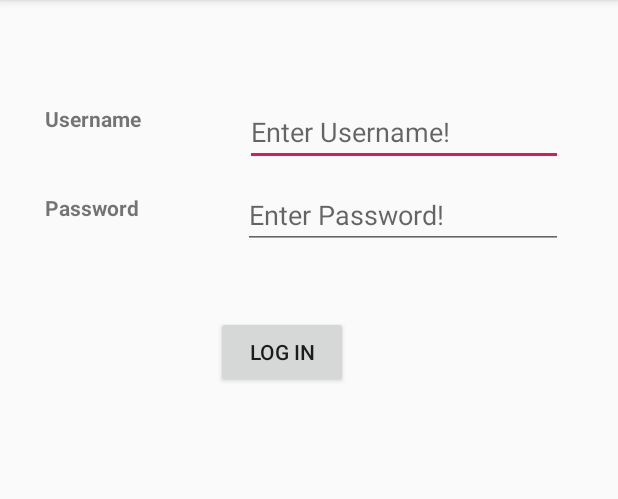
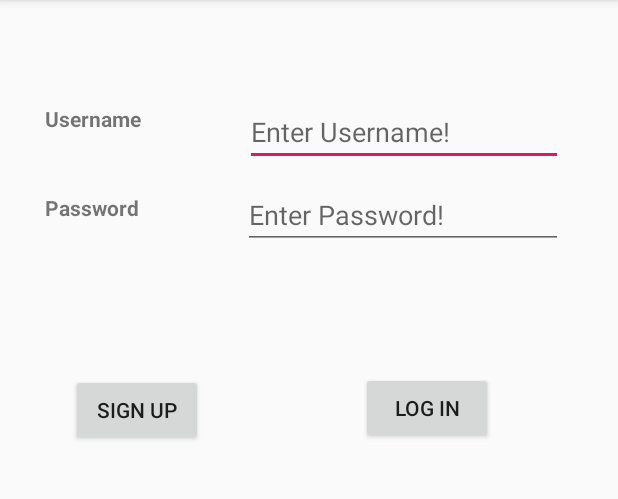
Before and after one commit to suryavamsi6/LogInInterface, an Android app: the screen it shows after launch (MainActivity), after a tap on "LOG IN", on a phone screen of 412 x 824 dp, the part 84-583 px from its top. Run offline under Robolectric (Android 15) with nearby library versions, the phone set to English and light mode, and no system bars; our stand-ins replace Firebase (no records; nobody signed in at launch, a user with empty details on screens opened directly).

Commit message:
Added New Activity. Major bugs Remain.

```diff
--- a/app/build.gradle
+++ b/app/build.gradle
@@ -22,6 +22,7 @@ dependencies {
     implementation fileTree(dir: 'libs', include: ['*.jar'])
     implementation 'com.android.support:appcompat-v7:28.0.0'
     implementation 'com.android.support.constraint:constraint-layout:1.1.3'
+    implementation 'com.android.support:design:28.0.0'
     testImplementation 'junit:junit:4.12'
     implementation 'com.google.firebase:firebase-database:16.1.0'
     androidTestImplementation 'com.android.support.test:runner:1.0.2'
--- a/app/src/main/AndroidManifest.xml
+++ b/app/src/main/AndroidManifest.xml
@@ -1,7 +1,9 @@
 <?xml version="1.0" encoding="utf-8"?>
 <manifest xmlns:android="http://schemas.android.com/apk/res/android"
     package="com.example.suryavamsi.javaproject">
+
     <uses-permission android:name="android.permission.INTERNET" />
+
     <application
         android:allowBackup="true"
         android:icon="@mipmap/ic_launcher"
@@ -9,6 +11,10 @@
         android:roundIcon="@mipmap/ic_launcher_round"
         android:supportsRtl="true"
         android:theme="@style/AppTheme">
+        <activity
+            android:name=".Main2Activity"
+            android:label="@string/title_activity_main2"
+            android:theme="@style/AppTheme.NoActionBar"></activity>
         <activity android:name=".MainActivity">
             <intent-filter>
                 <action android:name="android.intent.action.MAIN" />
--- a/app/src/main/java/com/example/suryavamsi/javaproject/MainActivity.java
+++ b/app/src/main/java/com/example/suryavamsi/javaproject/MainActivity.java
@@ -1,5 +1,6 @@
 package com.example.suryavamsi.javaproject;
 
+import android.content.Intent;
 import android.support.annotation.NonNull;
 import android.support.v7.app.AppCompatActivity;
 import android.os.Bundle;
@@ -17,12 +18,13 @@ import com.google.firebase.database.ValueEventListener;
 
 public class MainActivity extends AppCompatActivity {
     TextView t1 , t2;
-    Button button;
+    Button bt,bt2;
     int i;
-    String is,u,p;
+    String is,u,p,un,pwd;
+    int NotFound,Found;
     EditText edt1,edt2;
     FirebaseDatabase database = FirebaseDatabase.getInstance();
-    DatabaseReference ref ,ref2;
+    DatabaseReference ref;
 
     @Override
     protected void onCreate(Bundle savedInstanceState) {
@@ -32,30 +34,43 @@ public class MainActivity extends AppCompatActivity {
         t2 = (TextView)findViewById(R.id.textView2);
         edt1 = (EditText)findViewById(R.id.editText);
         edt2 = (EditText)findViewById(R.id.editText2);
-        button = (Button)findViewById(R.id.button);
-        i = 0;
-        button.setOnClickListener(new View.OnClickListener() {
+        bt = (Button)findViewById(R.id.button);
+        bt2 = (Button)findViewById(R.id.button2);
+        NotFound = 0;
+        Found = 0;
+        i = 1;
+        bt.setOnClickListener(new View.OnClickListener() {
             @Override
             public void onClick(View view) {
+
+                i=1;
                 u = edt1.getText().toString();
                 p = edt2.getText().toString();
-                is = Integer.toString(++i);
-                ref = database.getReference().child("member").child(is);
-                ref.addListenerForSingleValueEvent(new ValueEventListener() {
+                while(i<=4)
+               {
+
+                    is = Integer.toString(i);
+                    ref = database.getReference().child("member").child(is);
+                    ref.addListenerForSingleValueEvent(new ValueEventListener() {
                     @Override
                     public void onDataChange(@NonNull DataSnapshot dataSnapshot) {
                         if(!dataSnapshot.hasChild("user"))
                         {
-                             i=0;
-                             Toast.makeText(getApplicationContext(),"Setting i = 0!! Click Update Again!!",Toast.LENGTH_LONG).show();
+                          //Toast.makeText(getApplicationContext(),"Invalid Username/Password!!",Toast.LENGTH_LONG).show();
+                            NotFound = 1;
                         }
                         else {
-                            String un = dataSnapshot.child("user").getValue().toString();
-                            String pwd = dataSnapshot.child("password").getValue().toString();
-                            if(un.equals(u))
-                               if(pwd.equals(p))
-                                 Toast.makeText(getApplicationContext(),"Log in Successfull!",Toast.LENGTH_LONG).show();
+                            un = dataSnapshot.child("user").getValue().toString();
+                            pwd = dataSnapshot.child("password").getValue().toString();
+                            if (un.equals(u))
+                                if (pwd.equals(p)) {
+                                   Found = 1;
+                                   //openActivity2();
+                                    //Toast.makeText(getApplicationContext(), "Valid Username/Password!!", Toast.LENGTH_LONG).show();
+                                    //i = 5;
 
+                                    // NotFound = true;
+                                }
                         }
                     }
 
@@ -64,10 +79,36 @@ public class MainActivity extends AppCompatActivity {
 
                     }
                 });
+
+                    i++;
+
+
+               }
+                if(NotFound == 1)
+                {
+                    Toast.makeText(getApplicationContext(),"Invalid Username/Password!!",Toast.LENGTH_SHORT).show();
+                    // i=1;
+                }
+                if(Found == 1){
+                    openActivity2();
+                }
+                Toast.makeText(getApplicationContext(),"outside",Toast.LENGTH_SHORT).show();
+
             }
         }
         );
+        bt2.setOnClickListener(new View.OnClickListener() {
+            @Override
+            public void onClick(View view) {
+
+            }
+        });
 
 
-    }
+        }
+
+    public void openActivity2(){
+        Intent intent = new Intent(this,Main2Activity.class);
+        intent.putExtra("is", is);
+        startActivity(intent);}
 }
--- a/app/src/main/res/layout-v26/activity_main.xml
+++ b/app/src/main/res/layout-v26/activity_main.xml
@@ -51,10 +51,10 @@
         android:text="@string/log_in"
         app:layout_constraintBottom_toBottomOf="parent"
         app:layout_constraintEnd_toEndOf="parent"
-        app:layout_constraintHorizontal_bias="0.442"
+        app:layout_constraintHorizontal_bias="0.755"
         app:layout_constraintStart_toStartOf="parent"
         app:layout_constraintTop_toBottomOf="@+id/textView"
-        app:layout_constraintVertical_bias="0.061" />
+        app:layout_constraintVertical_bias="0.131" />
 
     <EditText
         android:id="@+id/editText"
@@ -95,4 +95,20 @@
         app:layout_constraintTop_toTopOf="parent"
         app:layout_constraintVertical_bias="0.001" />
 
+    <Button
+        android:id="@+id/button2"
+        android:layout_width="wrap_content"
+        android:layout_height="wrap_content"
+        android:layout_marginStart="8dp"
+        android:layout_marginTop="8dp"
+        android:layout_marginEnd="104dp"
+        android:layout_marginBottom="8dp"
+        android:text="@string/sign_up"
+        app:layout_constraintBottom_toBottomOf="parent"
+        app:layout_constraintEnd_toStartOf="@+id/button"
+        app:layout_constraintHorizontal_bias="0.96"
+        app:layout_constraintStart_toStartOf="parent"
+        app:layout_constraintTop_toBottomOf="@+id/textView"
+        app:layout_constraintVertical_bias="0.133" />
+
 </android.support.constraint.ConstraintLayout>
--- /dev/null
+++ b/app/src/main/res/values/dimens.xml
@@ -0,0 +1,3 @@
+<resources>
+    <dimen name="fab_margin">16dp</dimen>
+</resources>
--- a/app/src/main/res/values/strings.xml
+++ b/app/src/main/res/values/strings.xml
@@ -7,4 +7,9 @@
     <string name="enter_password">Enter Password!</string>
     <string name="enter_Username">Enter Username!</string>
     <string name="log_in">Log IN</string>
+    <string name="title_activity_logged_in">LoggedIn</string>
+    <string name="title_activity_main2">Main2Activity</string>
+    <string name="name">Name:</string>
+    <string name="phone">Phone:</string>
+    <string name="sign_up">Sign UP</string>\
 </resources>
--- a/app/src/main/res/values/styles.xml
+++ b/app/src/main/res/values/styles.xml
@@ -8,4 +8,13 @@
         <item name="colorAccent">@color/colorAccent</item>
     </style>
 
+    <style name="AppTheme.NoActionBar">
+        <item name="windowActionBar">false</item>
+        <item name="windowNoTitle">true</item>
+    </style>
+
+    <style name="AppTheme.AppBarOverlay" parent="ThemeOverlay.AppCompat.Dark.ActionBar" />
+
+    <style name="AppTheme.PopupOverlay" parent="ThemeOverlay.AppCompat.Light" />
+
 </resources>
```
Also changed, not shown: app/src/main/java/com/example/suryavamsi/javaproject/Main2Activity.java (added, +55 -0 lines), app/src/main/res/layout/activity_main2.xml (added, +91 -0 lines).
